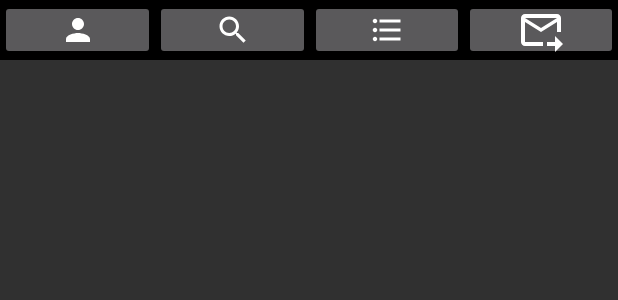
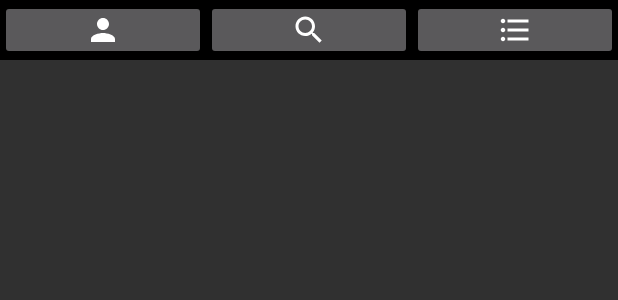
Before and after one commit to hackathonbrn/LIFE_Exploration, an Android app: the layout activity_bottom_navigator.xml on its own in the app's theme, with its tools: preview values and no code run, on a phone screen of 412 x 824 dp. Shown: the top 300 px of the screen. Run offline under Robolectric (Android 15) with nearby library versions, the phone set to English and light mode, and no system bars.

Commit message:
конец

```diff
--- a/mobile/Hack/app/src/main/java/com/example/hack/ChatActivity.kt
+++ b/mobile/Hack/app/src/main/java/com/example/hack/ChatActivity.kt
@@ -36,7 +36,7 @@ class ChatActivity : AppCompatActivity() {
         getChat(logger)
 
         addMessage.setOnClickListener {
-            requestService.addMessage(2, 1, editTextTextMultiLine.text.toString())
+            requestService.addMessage(intent.getIntExtra("i", 1),  intent.getIntExtra("noi", 2), editTextTextMultiLine.text.toString())
                 .enqueue(object : Callback<List<com.example.hack.entity.Message>> {
                     override fun onFailure(
                         call: Call<List<com.example.hack.entity.Message>>,
@@ -86,7 +86,7 @@ class ChatActivity : AppCompatActivity() {
     }
 
     private fun getChat(logger: Logger) {
-        requestService.getChat(1, 2)
+        requestService.getChat(intent.getIntExtra("i", 1),  intent.getIntExtra("noi", 2))
             .enqueue(object : Callback<List<com.example.hack.entity.Message>> {
                 override fun onFailure(
                     call: Call<List<com.example.hack.entity.Message>>,
--- a/mobile/Hack/app/src/main/res/layout/activity_bottom_navigator.xml
+++ b/mobile/Hack/app/src/main/res/layout/activity_bottom_navigator.xml
@@ -28,11 +28,4 @@
         android:layout_weight="1"
         android:src="@drawable/ic_baseline_format_list_bulleted_24" />
 
-    <ImageButton
-        android:id="@+id/chat"
-        android:layout_width="match_parent"
-        android:layout_height="40dp"
-        android:layout_weight="1"
-        android:src="@drawable/ic_baseline_forward_to_inbox_24" />
-
 </LinearLayout>
```
Also changed, not shown: mobile/Hack/app/src/main/java/com/example/hack/ListActivity.kt (+1 -6 lines), mobile/Hack/app/src/main/java/com/example/hack/ProfileActivity.kt (+0 -7 lines), mobile/Hack/app/src/main/java/com/example/hack/SearchActivity.kt (+0 -7 lines).
